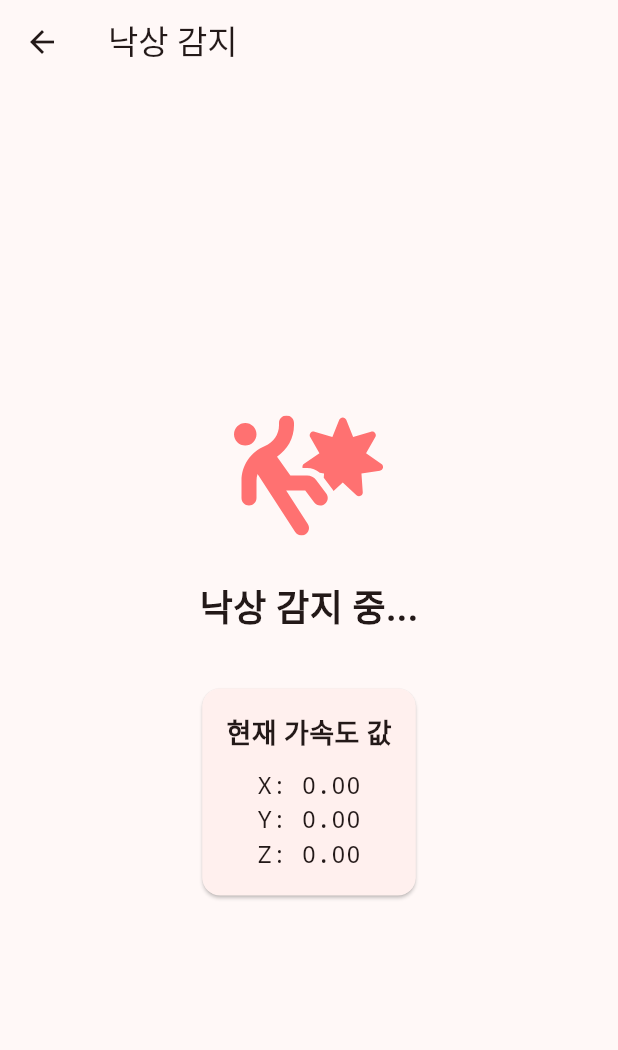
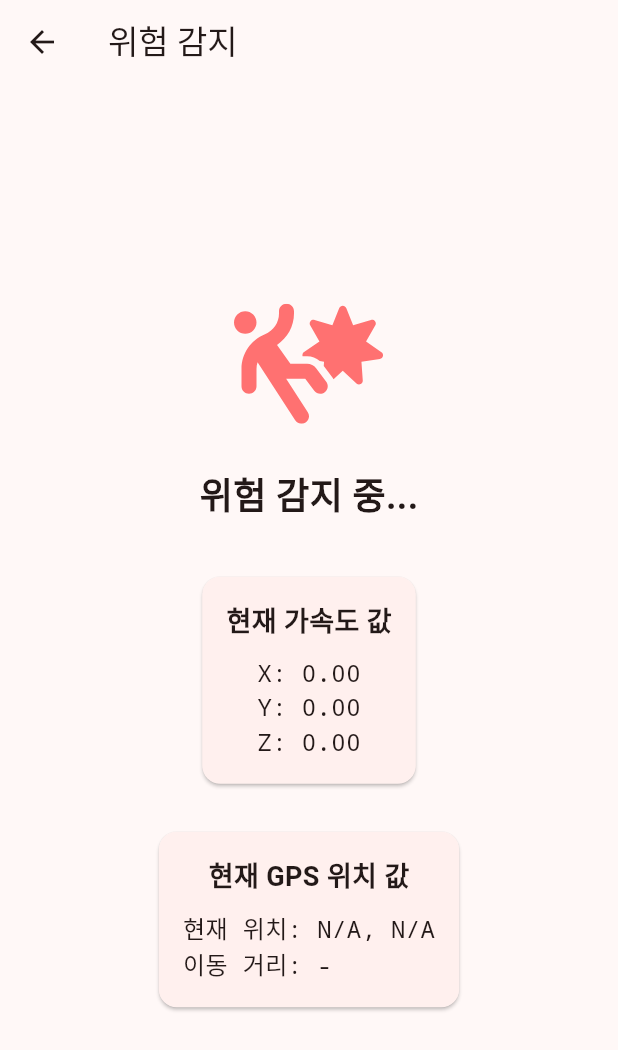
Before and after one commit to kauProjectX/dwph9988-client, a Flutter app: the FallDetectionScreen screen opened directly, on a phone screen of 412 x 824 dp. Shown: the top 1050 px of the screen. Run offline on Flutter 3.47's test engine with Material 3 defaults, Android fonts, the phone set to English and light mode, and no system bars; our stand-ins replace audioplayers, built_collection, built_value, dio, flutter_svg, geolocator and 4 more; missing offline and left inert: flutter_naver_map, one_of_serializer; Roboto replaces fonts that are missing (Gmarket Sans).

Commit message:
feat: GPS 모니터링 추가

```diff
--- a/lib/screens/app_screen.dart
+++ b/lib/screens/app_screen.dart
@@ -70,7 +70,7 @@ class _AppScreenState extends State<AppScreen> {
             ),
             NavigationDestination(
               icon: Icon(LucideIcons.triangleAlert),
-              label: '낙상 감지',
+              label: '위험 감지',
             ),
             NavigationDestination(
               icon: Icon(LucideIcons.settings),
--- a/lib/screens/elderly/easy_home_screen.dart
+++ b/lib/screens/elderly/easy_home_screen.dart
@@ -149,7 +149,7 @@ class ElderEasyHomeScreen extends StatelessWidget {
             ),
           ),
           _buildMenuItem(
-            '낙상 감지',
+            '위험 감지',
             'elder_fall.svg',
             isHighlighted: true,
             onTap: () => Navigator.push(
--- a/lib/screens/fall_detection_screen.dart
+++ b/lib/screens/fall_detection_screen.dart
@@ -5,6 +5,7 @@ import 'dart:math';
 import 'package:flutter_svg/flutter_svg.dart';
 import 'package:url_launcher/url_launcher.dart';
 import 'package:audioplayers/audioplayers.dart';
+import 'package:geolocator/geolocator.dart';
 
 class FallDetectionScreen extends StatefulWidget {
   const FallDetectionScreen({super.key});
@@ -20,11 +21,125 @@ class _FallDetectionScreenState extends State<FallDetectionScreen> {
   bool _isFallDetected = false;
   List<double> _currentAcceleration = [0, 0, 0];
   final AudioPlayer _player = AudioPlayer();
+  StreamSubscription<Position>? _positionSubscription;
+  Position? _referencePosition; // 기준점
+  Position? _lastPosition; // 마지막 위치
+  DateTime? _stationaryStartTime;
+
+  // 상수
+  static const double _movementThreshold = 10.0; // meters
+  static const int _stationaryThresholdMinutes = 10;
+
+  // 상태
+  bool _isInitializing = true;
 
   @override
   void initState() {
     super.initState();
     _startListening();
+    _startLocationTracking();
+  }
+
+  Future<void> _startLocationTracking() async {
+    final permission = await Geolocator.checkPermission();
+    if (permission == LocationPermission.denied) {
+      await Geolocator.requestPermission();
+    }
+
+    _positionSubscription =
+        Geolocator.getPositionStream().listen(_handleGpsSignal);
+  }
+
+  void _handleGpsSignal(Position position) {
+    setState(() {
+      _lastPosition = position;
+
+      if (_isInitializing) {
+        _isInitializing = false;
+        _referencePosition = position;
+        _stationaryStartTime = DateTime.now();
+        return;
+      }
+
+      // 기준점과의 거리 체크
+      final distance = Geolocator.distanceBetween(
+        _referencePosition!.latitude,
+        _referencePosition!.longitude,
+        position.latitude,
+        position.longitude,
+      );
+
+      if (distance >= _movementThreshold) {
+        // 10m 이상 이동: 새로운 기준점 설정
+        _referencePosition = position;
+        _stationaryStartTime = DateTime.now();
+      } else if (_stationaryStartTime != null) {
+        // 정지 시간 체크
+        final stationaryDuration =
+            DateTime.now().difference(_stationaryStartTime!);
+        if (stationaryDuration.inMinutes >= _stationaryThresholdMinutes) {
+          _showHeatAlert();
+          _referencePosition = position;
+          _stationaryStartTime = DateTime.now();
+        }
+      }
+    });
+  }
+
+  String _getMovementStatus() {
+    if (_isInitializing ||
+        _lastPosition == null ||
+        _referencePosition == null) {
+      return '-';
+    }
+
+    final distance = Geolocator.distanceBetween(
+      _referencePosition!.latitude,
+      _referencePosition!.longitude,
+      _lastPosition!.latitude,
+      _lastPosition!.longitude,
+    );
+
+    return _stationaryStartTime != null
+        ? '${distance.toStringAsFixed(1)}m (${_formatDuration(DateTime.now().difference(_stationaryStartTime!))} 전)'
+        : '${distance.toStringAsFixed(1)}m (이동 중)';
+  }
+
+  void _showHeatAlert() {
+    showDialog(
+      context: context,
+      barrierDismissible: false,
+      builder: (context) => AlertDialog(
+        title: const Text('장시간 야외 활동 감지'),
+        content: const Text('현재 폭염 주의보가 발령된 상태입니다.\n괜찮으신가요?'),
+        actions: [
+          TextButton(
+            onPressed: () {
+              Navigator.pop(context);
+            },
+            child: const Text('괜찮습니다'),
+          ),
+          TextButton(
+            onPressed: () => _showShelterGuide(),
+            style: TextButton.styleFrom(
+              foregroundColor: Colors.red,
+            ),
+            child: const Text('무더위 쉼터 안내'),
+          ),
+        ],
+      ),
+    );
+  }
+
+  void _showShelterGuide() {
+    // TODO: 무더위 쉼터 화면으로 이동 예정
+    ScaffoldMessenger.of(context).showSnackBar(
+      const SnackBar(
+        content: Text('가까운 무더위 쉼터 화면으로 이동할 예정입니다.'),
+        duration: Duration(seconds: 2),
+      ),
+    );
+    Navigator.pop(context); // 기존 알림창 닫기
   }
 
   void _startListening() {
@@ -132,10 +247,17 @@ class _FallDetectionScreenState extends State<FallDetectionScreen> {
     });
   }
 
+  String _formatDuration(Duration duration) {
+    final minutes = duration.inMinutes;
+    final seconds = duration.inSeconds % 60;
+    return '$minutes분 $seconds초';
+  }
+
   @override
   void dispose() {
     _player.dispose();
     _accelerometerSubscription?.cancel();
+    _positionSubscription?.cancel();
     super.dispose();
   }
 
@@ -143,7 +265,7 @@ class _FallDetectionScreenState extends State<FallDetectionScreen> {
   Widget build(BuildContext context) {
     return Scaffold(
       appBar: AppBar(
-        title: const Text('낙상 감지'),
+        title: const Text('위험 감지'),
       ),
       body: Center(
         child: Column(
@@ -160,7 +282,7 @@ class _FallDetectionScreenState extends State<FallDetectionScreen> {
             ),
             const SizedBox(height: 20),
             Text(
-              _isFallDetected ? '낙상이 감지되었습니다!' : '낙상 감지 중...',
+              _isFallDetected ? '낙상이 감지되었습니다!' : '위험 감지 중...',
               style: const TextStyle(
                 fontSize: 24,
                 fontWeight: FontWeight.bold,
@@ -194,6 +316,33 @@ class _FallDetectionScreenState extends State<FallDetectionScreen> {
                 ),
               ),
             ),
+            Card(
+              margin: const EdgeInsets.all(16),
+              child: Padding(
+                padding: const EdgeInsets.all(16),
+                child: Column(
+                  children: [
+                    const Text(
+                      '현재 GPS 위치 값',
+                      style: TextStyle(
+                        fontSize: 18,
+                        fontWeight: FontWeight.bold,
+                      ),
+                    ),
+                    const SizedBox(height: 10),
+                    Text(
+                      '현재 위치: ${_lastPosition?.latitude.toStringAsFixed(6) ?? 'N/A'}, '
+                      '${_lastPosition?.longitude.toStringAsFixed(6) ?? 'N/A'}\n'
+                      '이동 거리: ${_getMovementStatus()}',
+                      style: const TextStyle(
+                        fontSize: 16,
+                        fontFamily: 'monospace',
+                      ),
+                    ),
+                  ],
+                ),
+              ),
+            ),
           ],
         ),
       ),
--- a/lib/screens/guardian/fall_detection_screen.dart
+++ b/lib/screens/guardian/fall_detection_screen.dart
@@ -62,7 +62,7 @@ class _GuardianFallDetectionScreenState
   Widget build(BuildContext context) {
     return Scaffold(
       appBar: AppBar(
-        title: const Text('낙상 감지'),
+        title: const Text('위험 감지'),
       ),
       body: Center(
         child: Column(
--- a/pubspec.yaml
+++ b/pubspec.yaml
@@ -44,6 +44,7 @@ dependencies:
   url_launcher: ^6.3.1
   sensors_plus: ^6.1.0
   audioplayers: ^6.1.0
+  geolocator: ^12.0.0
 
 dev_dependencies:
   flutter_test:
```
Also changed, not shown: pubspec.lock, 3 other files.
